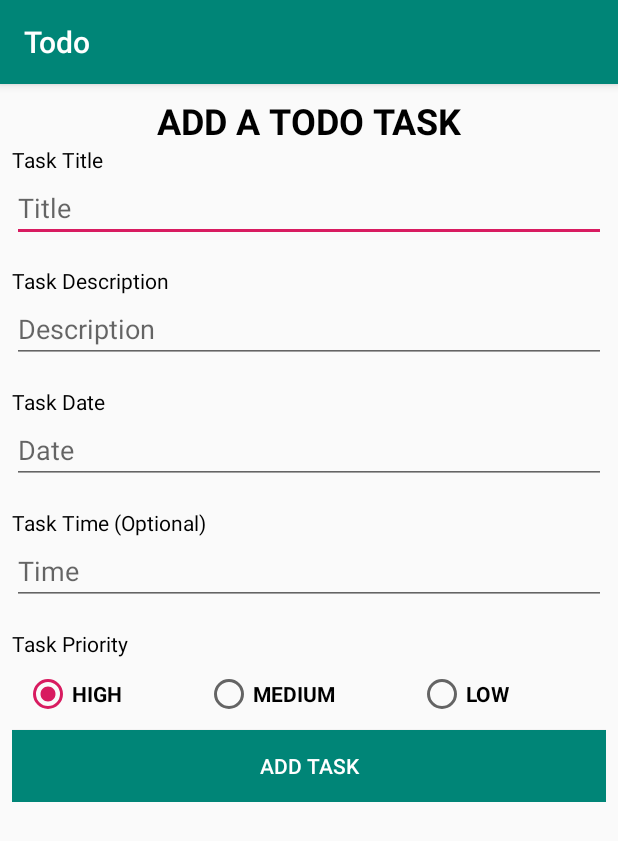
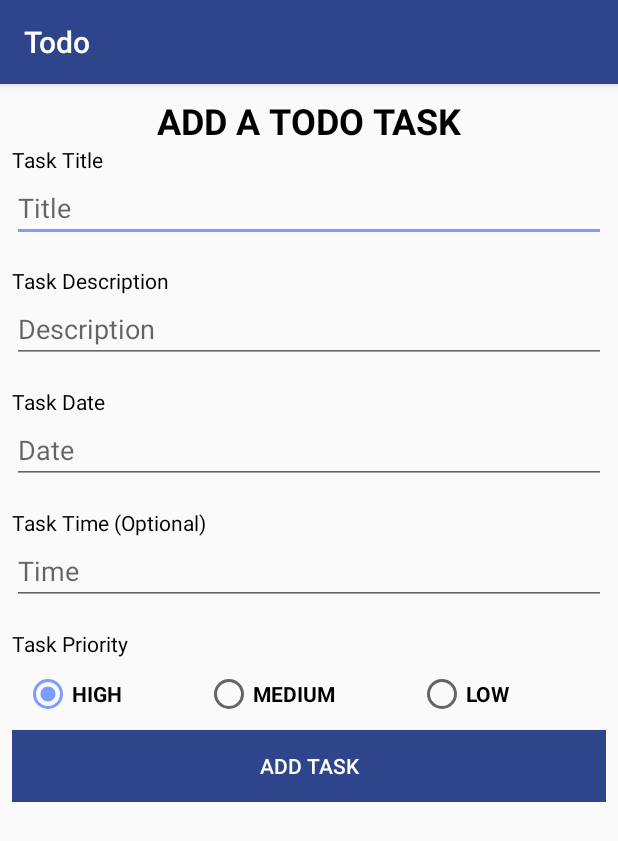
Before and after one commit to RojanBajra/todoAssignmentc7190053, an Android app: the AddTaskFragment screen opened directly, with no data from a screen before it, on a phone screen of 412 x 824 dp. Shown: the top 841 px of the screen. Run offline under Robolectric (Android 15) with nearby library versions, the phone set to English and light mode, and no system bars.

```diff
--- a/app/src/main/java/com/rojan/todo/viewModel/AddTaskFragmentViewModel.java
+++ b/app/src/main/java/com/rojan/todo/viewModel/AddTaskFragmentViewModel.java
@@ -5,9 +5,12 @@ import androidx.lifecycle.ViewModel;
 
 import com.rojan.todo.R;
 
+import java.util.Date;
+
 public class AddTaskFragmentViewModel extends ViewModel {
 
-    private String valTitle, valDescription, valDate, valTime;
+    private String valTitle, valDescription;
+    private Date valDate, valTime;
     private String lblValTitle, lblValDescription, lblValDate, lblValPriority;
     private int lblTitleColor, lblDescriptionColor, lblDateColor, lblPriorityColor;
     private int valPriority;
@@ -16,8 +19,8 @@ public class AddTaskFragmentViewModel extends ViewModel {
         super();
         valTitle = "";
         valDescription = "";
-        valDate = "";
-        valTime = "";
+        valDate = new Date();
+        valTime = new Date();
         valPriority = 0;
         setDefaultLabelText();
     }
@@ -121,19 +124,19 @@ public class AddTaskFragmentViewModel extends ViewModel {
         this.valDescription = valDescription;
     }
 
-    public String getValDate() {
+    public Date getValDate() {
         return valDate;
     }
 
-    public void setValDate(String valDate) {
+    public void setValDate(Date valDate) {
         this.valDate = valDate;
     }
 
-    public String getValTime() {
+    public Date getValTime() {
         return valTime;
     }
 
-    public void setValTime(String valTime) {
+    public void setValTime(Date valTime) {
         this.valTime = valTime;
     }
 
--- a/app/src/main/res/drawable/list_border_background.xml
+++ b/app/src/main/res/drawable/list_border_background.xml
@@ -2,7 +2,7 @@
 <shape xmlns:android="http://schemas.android.com/apk/res/android">
     <solid android:color="@color/colorTransparent" />
     <stroke
-        android:width="3dp"
-        android:color="@color/colorBlack" />
+        android:width="1.5dp"
+        android:color="@color/colorPrimary" />
     <corners android:radius="8dp" />
 </shape>
--- a/app/src/main/res/values/colors.xml
+++ b/app/src/main/res/values/colors.xml
@@ -1,8 +1,8 @@
 <?xml version="1.0" encoding="utf-8"?>
 <resources>
-    <color name="colorPrimary">#008577</color>
-    <color name="colorPrimaryDark">#00574B</color>
-    <color name="colorAccent">#D81B60</color>
+    <color name="colorPrimary">#2F458B</color>
+    <color name="colorPrimaryDark">#4968CB</color>
+    <color name="colorAccent">#7D9CFF</color>
     <color name="colorBlack">#000000</color>
     <color name="colorWhite">#ffffff</color>
     <color name="colorRed">#ff0000</color>
```
Also changed, not shown: app/src/main/java/com/rojan/todo/AddTaskFragment.java (+11 -8 lines), app/src/main/java/com/rojan/todo/adapter/TodoListAdapter.java (+32 -7 lines).
